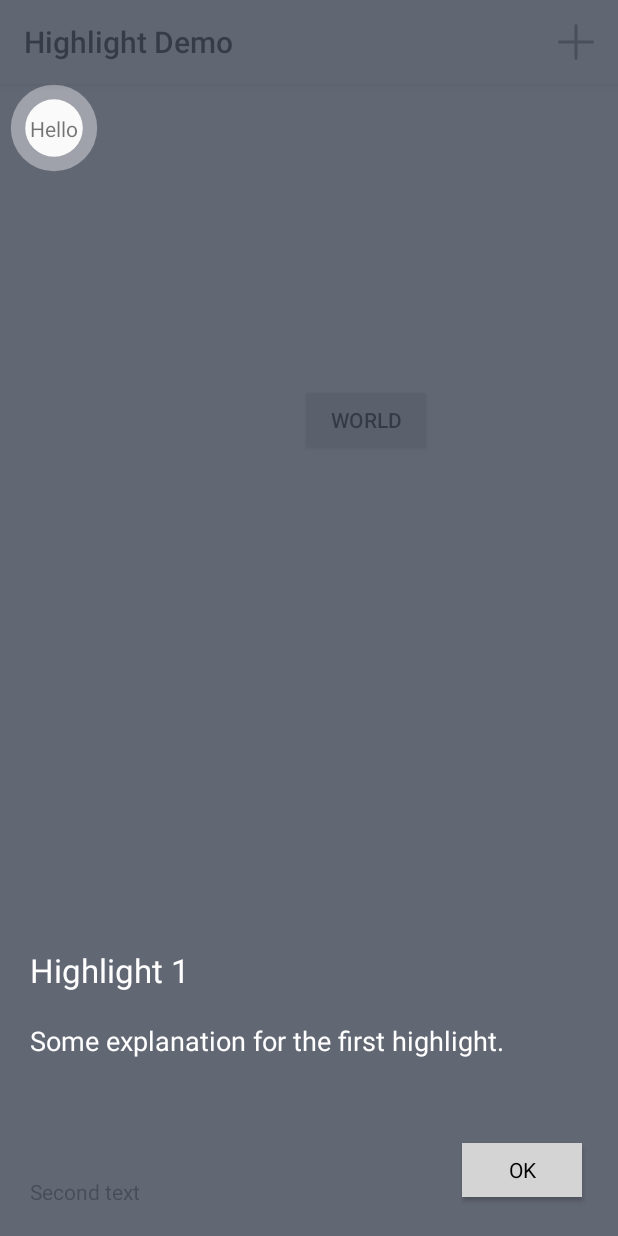
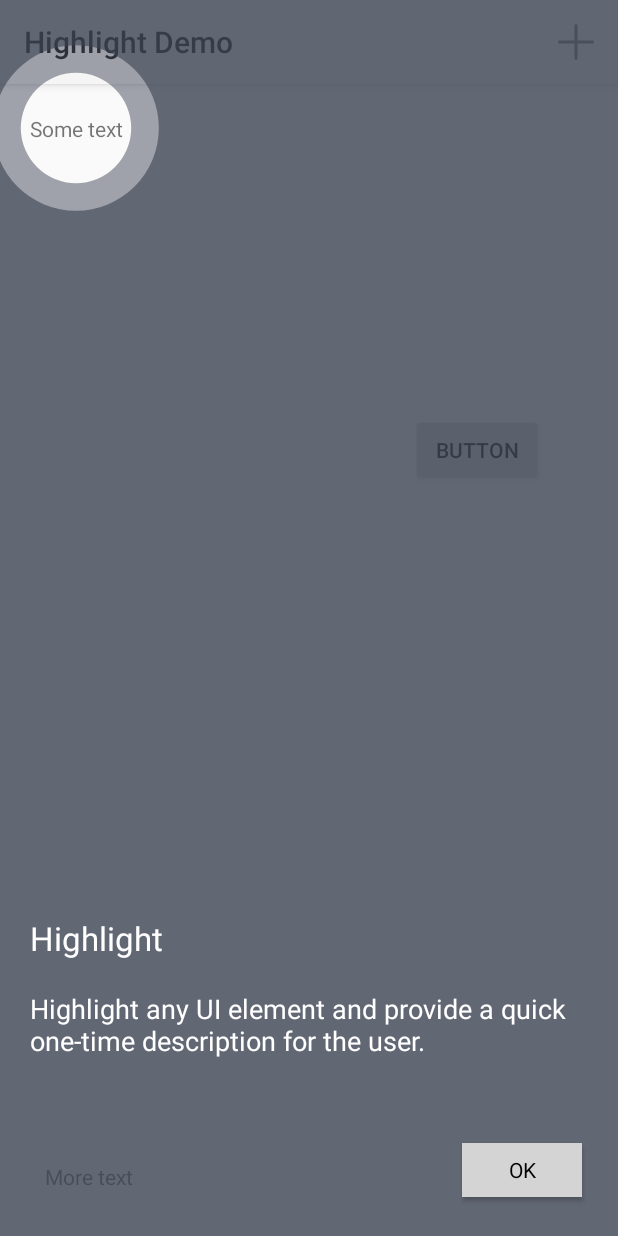
Before and after one commit to apuder/Highlight, an Android app: the screen it shows after launch (MainActivity), on a phone screen of 412 x 824 dp. Run offline under Robolectric (Android 15) with nearby library versions, the phone set to English and light mode, and no system bars.

Commit message:
Update the demo app

```diff
--- a/demo/src/main/java/org/puder/highlight/demo/MainActivity.java
+++ b/demo/src/main/java/org/puder/highlight/demo/MainActivity.java
@@ -4,12 +4,17 @@ import android.os.Bundle;
 import android.support.v4.view.MenuItemCompat;
 import android.support.v7.app.AppCompatActivity;
 import android.view.Menu;
-import android.view.MenuItem;
-import android.widget.Toast;
 
 import org.puder.highlight.HighlightManager;
 
+/**
+ * Demo application to show the usage of the HighlightManager. This app will
+ * highlight four different UI elements: three on the main content view and one
+ * ActionBar menu item.
+ */
 public class MainActivity extends AppCompatActivity {
+
+    final static private int MENU_OPTION_ADD = 1;
 
     private HighlightManager highlightManager;
 
@@ -18,29 +23,45 @@ public class MainActivity extends AppCompatActivity {
     protected void onCreate(Bundle savedInstanceState) {
         super.onCreate(savedInstanceState);
         setContentView(R.layout.main_activity);
+
+        /*
+         * Create an instance of the HighlightManager. It is important to do
+         * this _after_ the call to Activity.setContentView().
+         */
         highlightManager = new HighlightManager(this);
+
+        /*
+         * Calling HighlightManager.reshowAllHighlights() will make sure that
+         * highlights are shown with each launch of the app. Otherwise the
+         * highlights will only be shown the first time. This is useful for
+         * debugging purposes but should not be used for a production release.
+         */
         highlightManager.reshowAllHighlights();
-        highlightManager.addView(R.id.text).setTitle(R.string.highlight1_title)
+
+        /*
+         * In the following three different highlights are defined via
+         * HighlightManager.addView(). The id refers to the android:id parameter
+         * of the respective view to be highlighted.
+         */
+        highlightManager.addView(R.id.text1).setTitle(R.string.highlight1_title)
                 .setDescriptionId(R.string.highlight1_descr);
         highlightManager.addView(R.id.button).setTitle(R.string.highlight2_title)
                 .setDescriptionId(R.string.highlight2_descr);
-        highlightManager.addView(R.id.text2).setTitle(R.string.highlight2_title)
-                .setDescriptionId(R.string.highlight2_descr);
+        highlightManager.addView(R.id.text2).setTitle(R.string.highlight3_title)
+                .setDescriptionId(R.string.highlight3_descr);
     }
 
     @Override
     public boolean onCreateOptionsMenu(Menu menu) {
-        MenuItemCompat.setShowAsAction(
-                menu.add(Menu.NONE, 0, Menu.NONE, "Add").setIcon(R.drawable.add_icon),
-                MenuItemCompat.SHOW_AS_ACTION_ALWAYS);
-        highlightManager.addMenuItem(menu, 0).setTitle(R.string.highlight3_title)
-                .setDescriptionId(R.string.highlight3_descr);
-        return true;
-    }
+        MenuItemCompat.setShowAsAction(menu.add(Menu.NONE, MENU_OPTION_ADD, Menu.NONE, "Add")
+                .setIcon(R.drawable.add_icon), MenuItemCompat.SHOW_AS_ACTION_ALWAYS);
 
-    @Override
-    public boolean onOptionsItemSelected(MenuItem menu) {
-        Toast.makeText(this, "Menu", Toast.LENGTH_SHORT).show();
+        /*
+         * It is also possible to highlight ActionBar menu items. This is done
+         * via HighlightManager.addMenu() _after_ the menu item has been added.
+         */
+        highlightManager.addMenuItem(menu, MENU_OPTION_ADD).setTitle(R.string.highlight4_title)
+                .setDescriptionId(R.string.highlight4_descr);
         return true;
     }
 }
--- a/demo/src/main/res/layout/main_activity.xml
+++ b/demo/src/main/res/layout/main_activity.xml
@@ -5,26 +5,27 @@
     android:layout_height="match_parent">
 
     <TextView
-        android:id="@+id/text"
+        android:id="@+id/text1"
         android:layout_width="wrap_content"
         android:layout_height="wrap_content"
         android:layout_margin="20dp"
-        android:text="Hello"/>
+        android:text="Some text"/>
 
     <Button
         android:id="@+id/button"
         android:layout_width="wrap_content"
         android:layout_height="wrap_content"
-        android:layout_marginLeft="200dp"
-        android:layout_marginTop="200dp"
-        android:text="World"/>
+        android:layout_marginRight="50dp"
+        android:layout_marginTop="220dp"
+        android:layout_alignParentRight="true"
+        android:text="Button"/>
 
     <TextView
         android:id="@+id/text2"
         android:layout_width="wrap_content"
         android:layout_height="wrap_content"
         android:layout_alignParentBottom="true"
-        android:layout_margin="20dp"
-        android:text="Second text"/>
+        android:layout_margin="30dp"
+        android:text="More text"/>
 
 </RelativeLayout>
--- a/demo/src/main/res/values/strings.xml
+++ b/demo/src/main/res/values/strings.xml
@@ -1,11 +1,14 @@
 <resources>
     <string name="app_name">Highlight Demo</string>
 
-    <string name="highlight1_title">Highlight 1</string>
-    <string name="highlight1_descr">Some explanation for the first highlight.</string>
-    <string name="highlight2_title">Highlight 2</string>
-    <string name="highlight2_descr">Some explanation for the second highlight.</string>
-    <string name="highlight3_title">Highlight 3</string>
-    <string name="highlight3_descr">Some explanation for the third highlight. A longer string to
-        force a second line in the help text.</string>
+    <string name="highlight1_title">Highlight</string>
+    <string name="highlight1_descr">Highlight any UI element and provide a quick
+        one-time description for the user.</string>
+    <string name="highlight2_title">Button Action</string>
+    <string name="highlight2_descr">The size of the highlight will be calculated based
+        on the size of the UI element to highlight.</string>
+    <string name="highlight3_title">Another Highlight</string>
+    <string name="highlight3_descr">Highlights are shown only the first time the app is used.</string>
+    <string name="highlight4_title">ActionBar</string>
+    <string name="highlight4_descr">It is also possible to highlight ActionBar menu items.</string>
 </resources>
```
